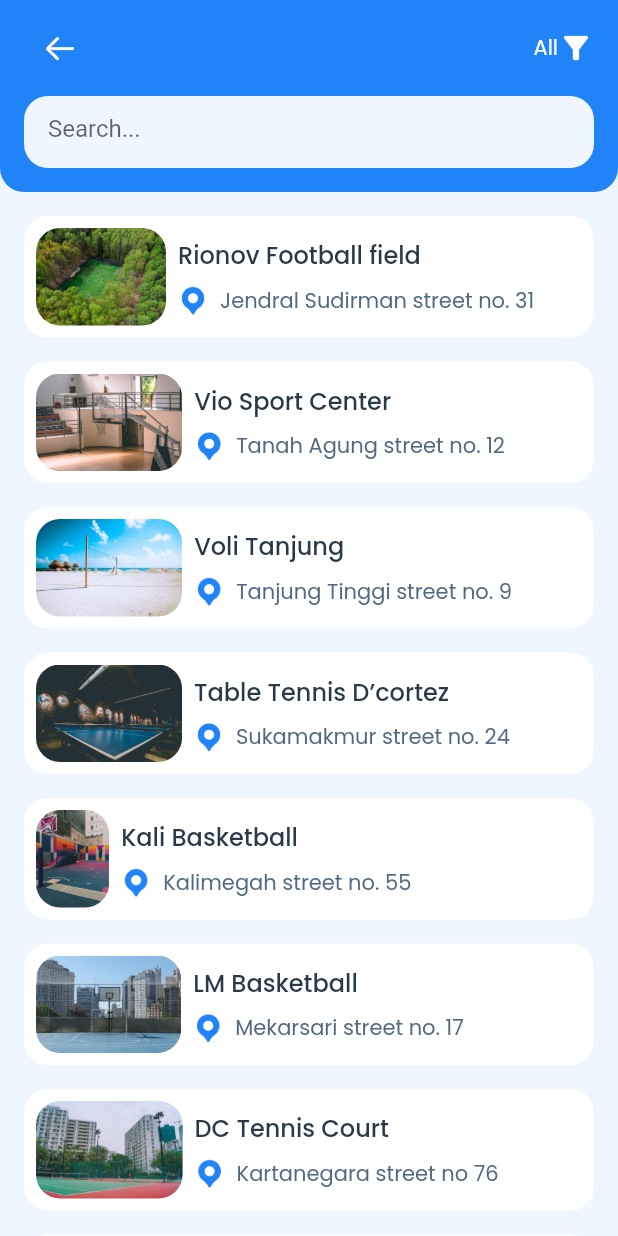
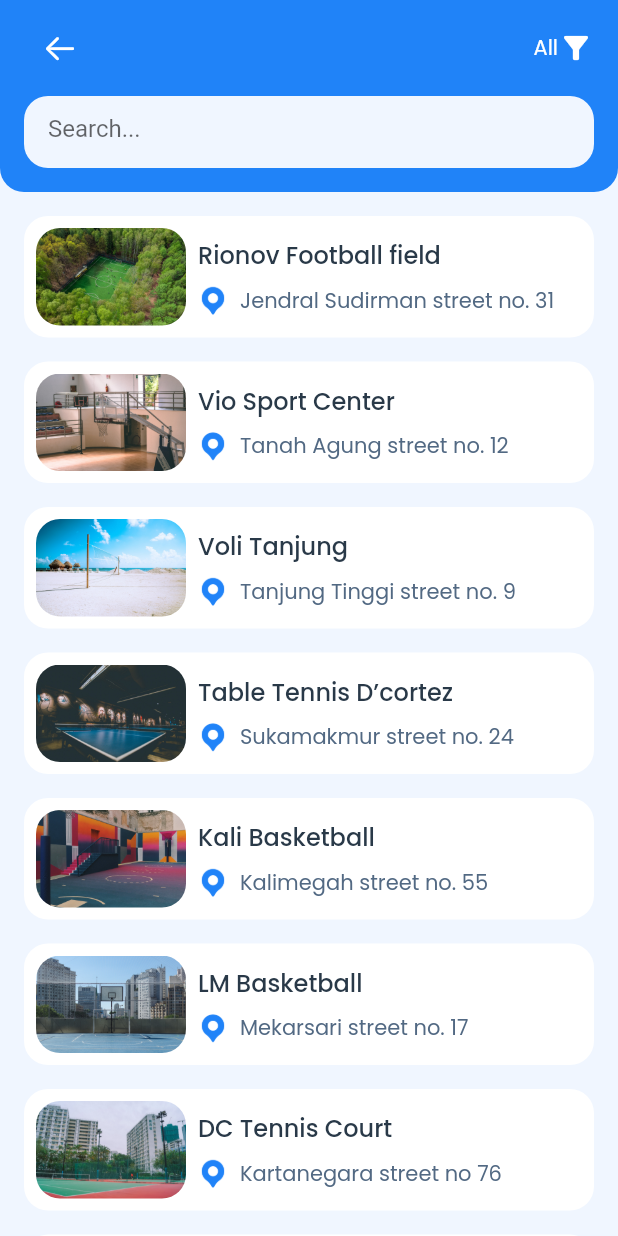
Before and after one commit to mikirinkode/sports_venue_booking_app, a Flutter app: the SearchScreen screen opened directly, on a phone screen of 412 x 824 dp. Run offline on Flutter 3.47's test engine with Material 2 defaults, Android fonts, the phone set to English and light mode, and no system bars; our stand-ins replace google_fonts, shared_preferences; accounts and stored records are empty.

Commit message:
updating some layout code

```diff
--- a/lib/screen/search_screen.dart
+++ b/lib/screen/search_screen.dart
@@ -197,7 +197,7 @@ class _SearchScreenState extends State<SearchScreen> {
                       ],
                       title: const Text("Hello there :)"),
                       content: const Text(
-                          'I\'m so sorry because search feature is not implemented yet'),
+                          'Sorry, the search feature is not implemented yet'),
                     );
                   });
             },
--- a/lib/widget/facility_card.dart
+++ b/lib/widget/facility_card.dart
@@ -16,6 +16,7 @@ class FacilityCardList extends StatelessWidget{
       physics: const ClampingScrollPhysics(),
       mainAxisSpacing: 16,
       crossAxisSpacing: 16,
+      padding: EdgeInsets.zero,
       childAspectRatio: (1 / 1),
       shrinkWrap: true,
       children: facilities.map((facility) {
--- a/lib/widget/sport_field_list.dart
+++ b/lib/widget/sport_field_list.dart
@@ -34,8 +34,8 @@ class SportFieldList extends StatelessWidget {
                 BorderRadius.circular(borderRadiusSize),
                 child: Image.asset(field.imageAsset,
                     height: 65,
-                    // width: 100,
-                    fit: BoxFit.fill),
+                    width: 100,
+                    fit: BoxFit.cover),
               ),
               const SizedBox(width: 8,),
               Flexible(
```
